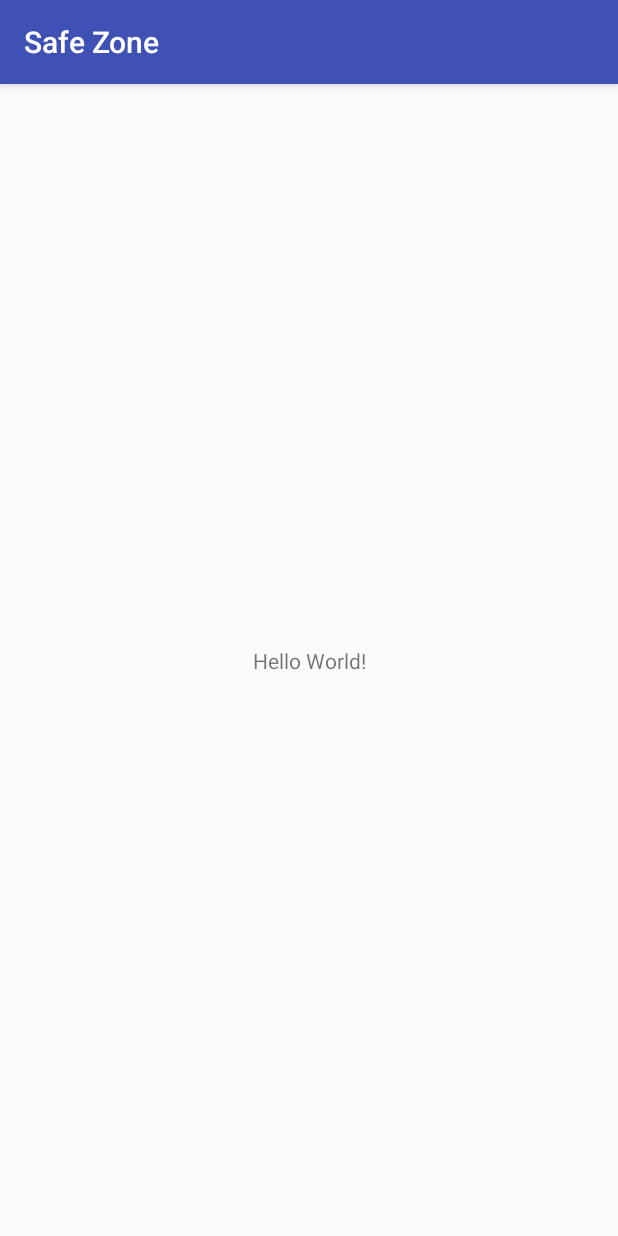
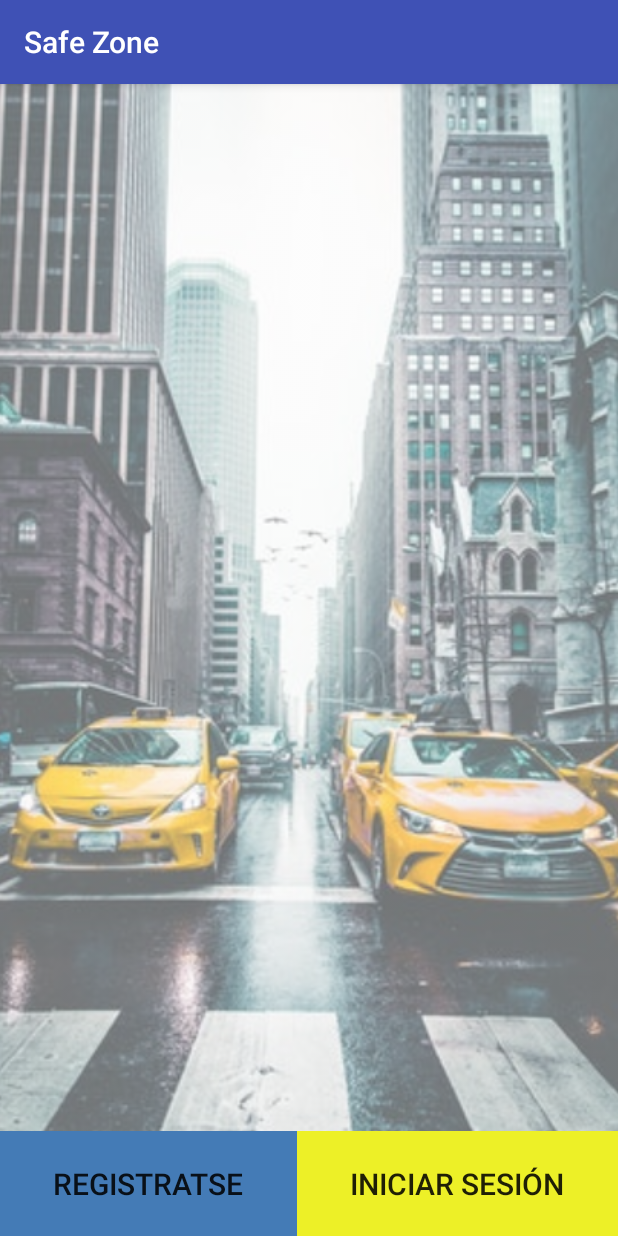
Before and after one commit to CMovilMSC201830/JackpotDeal, an Android app: the screen it shows after launch (MainActivity), on a phone screen of 412 x 824 dp. Run offline under Robolectric (Android 15) with nearby library versions, the phone set to English and light mode, and no system bars.

Commit message:
Added Home and Login screens

```diff
--- a/SafeZone/app/src/main/AndroidManifest.xml
+++ b/SafeZone/app/src/main/AndroidManifest.xml
@@ -16,6 +16,7 @@
                 <category android:name="android.intent.category.LAUNCHER" />
             </intent-filter>
         </activity>
+        <activity android:name=".Login"></activity>
     </application>
 
 </manifest>
--- a/SafeZone/app/src/main/java/com/example/nicolsrestrepo/safezone/MainActivity.java
+++ b/SafeZone/app/src/main/java/com/example/nicolsrestrepo/safezone/MainActivity.java
@@ -1,13 +1,38 @@
 package com.example.nicolsrestrepo.safezone;
 
+import android.content.Intent;
 import android.support.v7.app.AppCompatActivity;
 import android.os.Bundle;
+import android.util.Log;
+import android.view.View;
+import android.widget.Button;
+import android.widget.Toast;
 
 public class MainActivity extends AppCompatActivity {
+
+    public Button login;
+    public Button signup;
 
     @Override
     protected void onCreate(Bundle savedInstanceState) {
         super.onCreate(savedInstanceState);
         setContentView(R.layout.activity_main);
+
+        login=(Button) findViewById(R.id.login);
+        signup=(Button) findViewById(R.id.signup);
+
+        login.setOnClickListener(new View.OnClickListener() {
+            @Override
+            public void onClick(View v) {
+            startActivity(new Intent(getBaseContext(),Login.class));
+            }
+        });
+
+        signup.setOnClickListener(new View.OnClickListener() {
+            @Override
+            public void onClick(View v) {
+
+            }
+        });
     }
 }
--- a/SafeZone/app/src/main/res/layout/activity_main.xml
+++ b/SafeZone/app/src/main/res/layout/activity_main.xml
@@ -1,18 +1,50 @@
 <?xml version="1.0" encoding="utf-8"?>
-<android.support.constraint.ConstraintLayout xmlns:android="http://schemas.android.com/apk/res/android"
+<android.widget.RelativeLayout
+    xmlns:android="http://schemas.android.com/apk/res/android"
+    xmlns:tools="http://schemas.android.com/tools"
     xmlns:app="http://schemas.android.com/apk/res-auto"
-    xmlns:tools="http://schemas.android.com/tools"
     android:layout_width="match_parent"
     android:layout_height="match_parent"
     tools:context="com.example.nicolsrestrepo.safezone.MainActivity">
 
-    <TextView
-        android:layout_width="wrap_content"
+    <ImageView
+        android:id="@+id/imageView"
+        android:layout_width="match_parent"
+        android:layout_height="match_parent"
+        android:layout_alignParentLeft="true"
+        android:layout_alignParentStart="true"
+        android:layout_alignParentTop="true"
+        android:alpha="0.6"
+        android:scaleType="centerCrop"
+        app:srcCompat="@drawable/init" />
+
+    <LinearLayout
+        android:layout_width="match_parent"
         android:layout_height="wrap_content"
-        android:text="Hello World!"
-        app:layout_constraintBottom_toBottomOf="parent"
-        app:layout_constraintLeft_toLeftOf="parent"
-        app:layout_constraintRight_toRightOf="parent"
-        app:layout_constraintTop_toTopOf="parent" />
+        android:orientation="horizontal"
+        android:layout_alignParentBottom="true"
+        android:layout_alignParentLeft="true"
+        android:layout_alignParentStart="true">
 
-</android.support.constraint.ConstraintLayout>
+        <Button
+            android:id="@+id/signup"
+            android:background="@color/blue"
+            android:layout_width="wrap_content"
+            android:layout_height="70dp"
+            android:layout_weight="1"
+            android:text="@string/signup"
+            android:textSize="20sp"/>
+
+        <Button
+            android:id="@+id/login"
+            android:layout_width="wrap_content"
+            android:layout_height="70dp"
+            android:background="@color/yellow"
+            android:layout_alignParentLeft="true"
+            android:layout_weight="1"
+            android:text="@string/login"
+            android:textSize="20sp"/>
+    </LinearLayout>
+
+
+</android.widget.RelativeLayout>
--- a/SafeZone/app/src/main/res/values/colors.xml
+++ b/SafeZone/app/src/main/res/values/colors.xml
@@ -3,4 +3,10 @@
     <color name="colorPrimary">#3F51B5</color>
     <color name="colorPrimaryDark">#303F9F</color>
     <color name="colorAccent">#FF4081</color>
+    <color name="yellow">#EDF027</color>
+    <color name="blue">#447BB6</color>
+    <color name="googleblue">#0057e7</color>
+    <color name="sepgrey">#dadada</color>
+    <color name="white">#ffffff</color>
+
 </resources>
--- a/SafeZone/app/src/main/res/values/strings.xml
+++ b/SafeZone/app/src/main/res/values/strings.xml
@@ -1,3 +1,9 @@
 <resources>
     <string name="app_name">Safe Zone</string>
+    <string name="login">Iniciar Sesión</string>
+    <string name="logingoole">Ingresar con Google</string>
+    <string name="signup">Registratse</string>
+    <string name="hintname">Nombre de usuario o email</string>
+    <string name="hintpass">Contraseña</string>
+    <string name="or">o</string>
 </resources>
```
Also changed, not shown: SafeZone/app/src/main/java/com/example/nicolsrestrepo/safezone/Login.java (added, +13 -0 lines), SafeZone/app/src/main/res/layout/activity_login.xml (added, +122 -0 lines), SafeZone/app/src/main/res/drawable/googleicon.png (added), SafeZone/app/src/main/res/drawable/init.jpg (added).
